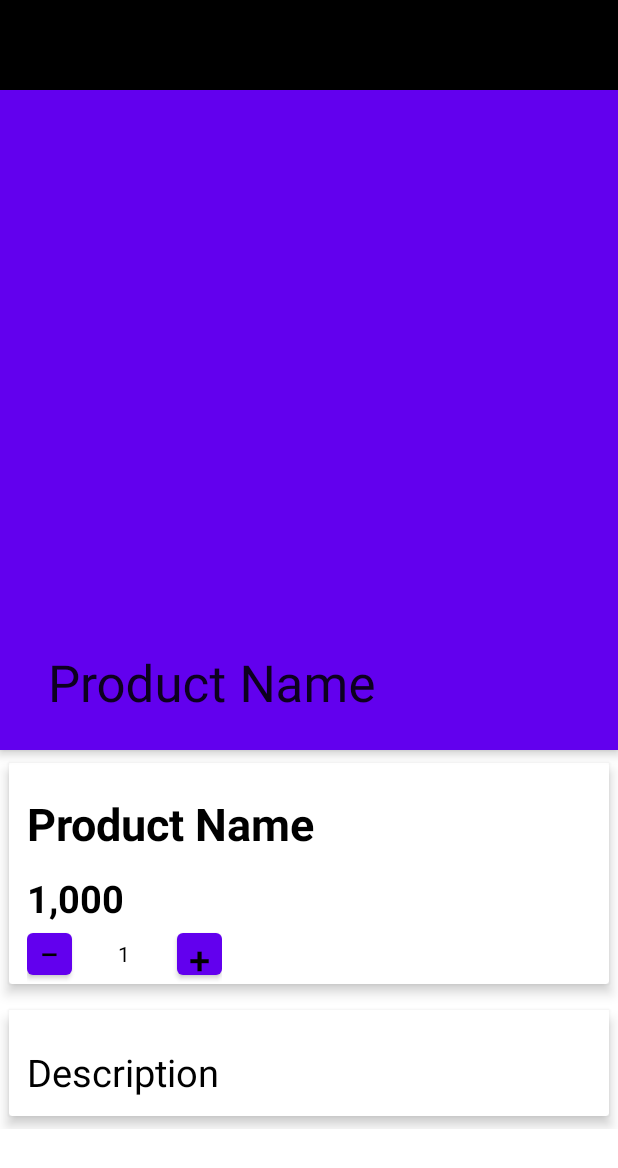
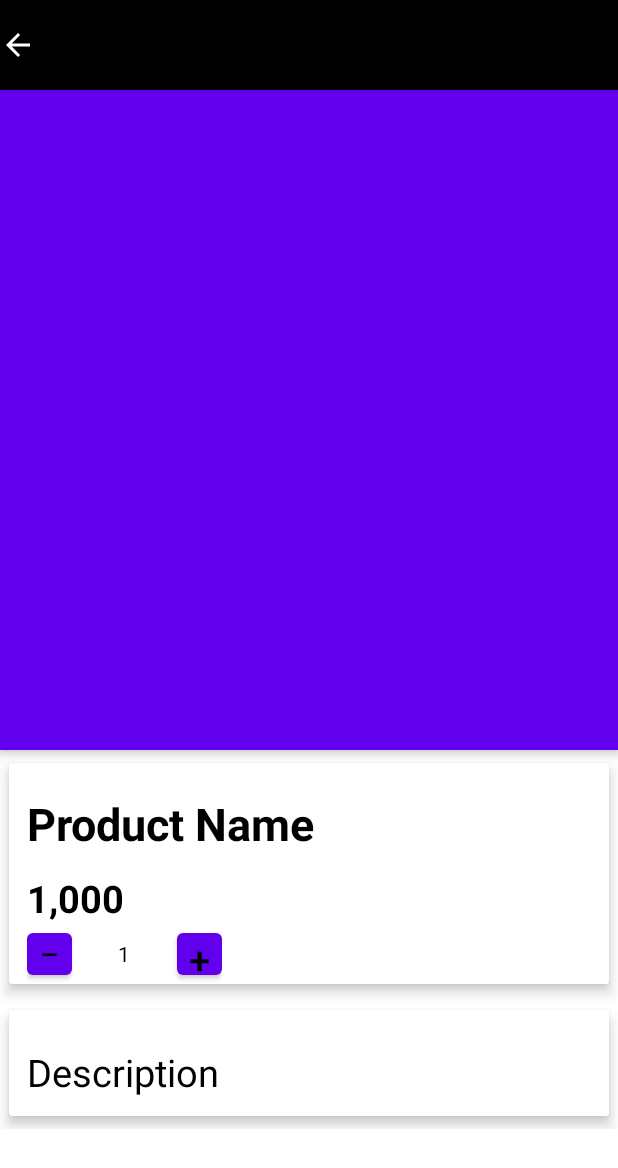
Before and after one commit to ThuyNinh2406/Nhom_8_it_store, an Android app: the Product_detail_activity screen opened directly, with no data from a screen before it, on a phone screen of 412 x 824 dp. Shown: the top 1168 px of the screen. Run offline under Robolectric (Android 15) with nearby library versions, the phone set to English and light mode, and no system bars; pictures from the network do not load.

Commit message:
product_detail

```diff
--- a/app/src/main/java/com/example/editandroid/Product_detail_activity.java
+++ b/app/src/main/java/com/example/editandroid/Product_detail_activity.java
@@ -16,7 +16,7 @@ import com.google.android.material.floatingactionbutton.FloatingActionButton;
 public class Product_detail_activity extends AppCompatActivity {
     int soLuong = 1;
     TextView product_name,product_price,product_description,tv_Display;
-    ImageView product_image;
+    ImageView product_image, arrow_back;
     CollapsingToolbarLayout collapsingToolbarLayout;
     FloatingActionButton btnCart;
     Button increment, decrement;
@@ -31,6 +31,7 @@ public class Product_detail_activity extends AppCompatActivity {
        product_name = findViewById(R.id.product_name);
         product_price = findViewById(R.id.product_price);
        product_image = findViewById(R.id.img_product);
+       arrow_back= findViewById(R.id.arrow_back);
        Bundle bundle= getIntent().getExtras();
        if (bundle==null){
            return;
@@ -66,6 +67,11 @@ public class Product_detail_activity extends AppCompatActivity {
 
             }
         });
-
+                arrow_back.setOnClickListener(new View.OnClickListener() {
+                    @Override
+                    public void onClick(View v) {
+                        finish();
+                    }
+                });
     }
 }
--- a/app/src/main/java/com/example/editandroid/adapter/SanPhamMoiAdapter.java
+++ b/app/src/main/java/com/example/editandroid/adapter/SanPhamMoiAdapter.java
@@ -47,7 +47,6 @@ public class SanPhamMoiAdapter extends RecyclerView.Adapter<SanPhamMoiAdapter.My
 holder.product_item.setOnClickListener(new View.OnClickListener() {
     @Override
     public void onClick(View v) {
-        Toast.makeText(context,"laptop",Toast.LENGTH_SHORT).show();
         Intent intent = new Intent(context, Product_detail_activity.class);
         intent.addFlags(Intent.FLAG_ACTIVITY_NEW_TASK);
 
--- a/app/src/main/java/com/example/editandroid/ultil/Utils.java
+++ b/app/src/main/java/com/example/editandroid/ultil/Utils.java
@@ -5,5 +5,5 @@ import javax.net.ssl.SSLContext;
 import okhttp3.OkHttpClient;
 
 public class Utils {
-    public static final String BASE_URL="http://192.168.1.238/Banhang/";
+    public static final String BASE_URL="http://192.168.0.106/Banhang/";
 }
--- /dev/null
+++ b/app/src/main/res/drawable/ic_arrow_back.xml
@@ -0,0 +1,5 @@
+<vector android:height="24dp" android:tint="#FFFFFF"
+    android:viewportHeight="24" android:viewportWidth="24"
+    android:width="24dp" xmlns:android="http://schemas.android.com/apk/res/android">
+    <path android:fillColor="@android:color/white" android:pathData="M20,11H7.83l5.59,-5.59L12,4l-8,8 8,8 1.41,-1.41L7.83,13H20v-2z"/>
+</vector>
--- a/app/src/main/res/layout/activity_product_detail.xml
+++ b/app/src/main/res/layout/activity_product_detail.xml
@@ -12,31 +12,43 @@
         android:layout_height="wrap_content"
 
         android:fitsSystemWindows="true">
+
             <com.google.android.material.appbar.CollapsingToolbarLayout
                 android:id="@+id/collapsing"
                 android:layout_width="match_parent"
                 android:layout_height="500dp"
                 android:fitsSystemWindows="true"
-            app:layout_scrollFlags="scroll"
                 app:contentScrim="#0e0d0e"
                 app:expandedTitleTextAppearance="@android:color/transparent"
-            >
+                app:layout_scrollFlags="scroll">
+
                 <ImageView
                     android:id="@+id/img_product"
                     android:layout_width="match_parent"
-                android:layout_height="wrap_content"
+                    android:layout_height="match_parent"
                     android:contentDescription="null"
-                android:scaleType="centerCrop"
-                app:layout_collapseMode="parallax"/>
+                    app:layout_collapseMode="parallax" />
+                <RelativeLayout
+                    android:layout_width="wrap_content"
+                    android:layout_height="wrap_content">
                 <Toolbar
                     android:id="@+id/toolbar"
-                android:title="Product Name"
                     android:layout_width="match_parent"
                     android:layout_height="60dp"
                     android:background="@android:color/black"
                     app:layout_collapseMode="parallax"
                     tools:ignore="NewApi" />
+                    <ImageView
+                        android:layout_width="wrap_content"
+                        android:layout_height="wrap_content"
+                        android:src="@drawable/ic_arrow_back"
+                        android:layout_centerVertical="true"
+                        android:id="@+id/arrow_back"
+                        tools:ignore="InvalidId" />
+                </RelativeLayout>
             </com.google.android.material.appbar.CollapsingToolbarLayout>
+
+
     </com.google.android.material.appbar.AppBarLayout>
 
     <!--    <com.google.android.material.floatingactionbutton.FloatingActionButton-->
```
Lines whose indentation alone changed are shown as unchanged.
